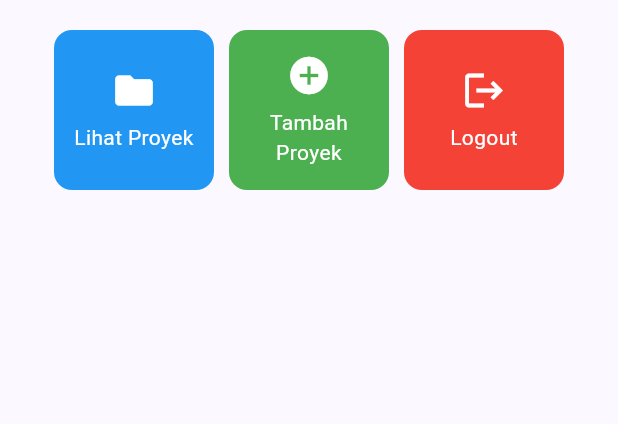
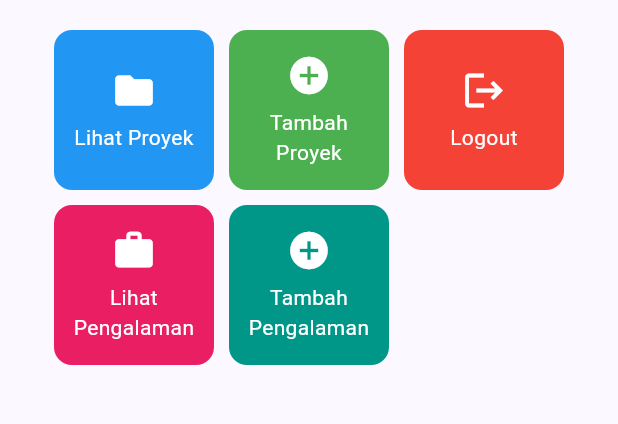
Before and after one commit to nadya-alyssa/myportofolio_mobile, a Flutter app: the screen it shows after launch, on a phone screen of 412 x 824 dp, the part 387-811 px from its top. Run offline on Flutter 3.47's test engine with Material 3 defaults, Android fonts, the phone set to English and light mode, and no system bars.

Commit message:
Tugas 7: menambah tombol lihat dan tambah experience

```diff
--- a/lib/menu.dart
+++ b/lib/menu.dart
@@ -11,6 +11,8 @@ class MyHomePage extends StatelessWidget {
     ItemHomepage("Lihat Proyek", Icons.folder, Colors.blue),
     ItemHomepage("Tambah Proyek", Icons.add_circle, Colors.green),
     ItemHomepage("Logout", Icons.logout, Colors.red),
+    ItemHomepage("Lihat Pengalaman", Icons.work, Colors.pink),
+    ItemHomepage("Tambah Pengalaman", Icons.add_circle, Colors.teal),
   ];
 
   @override
```
